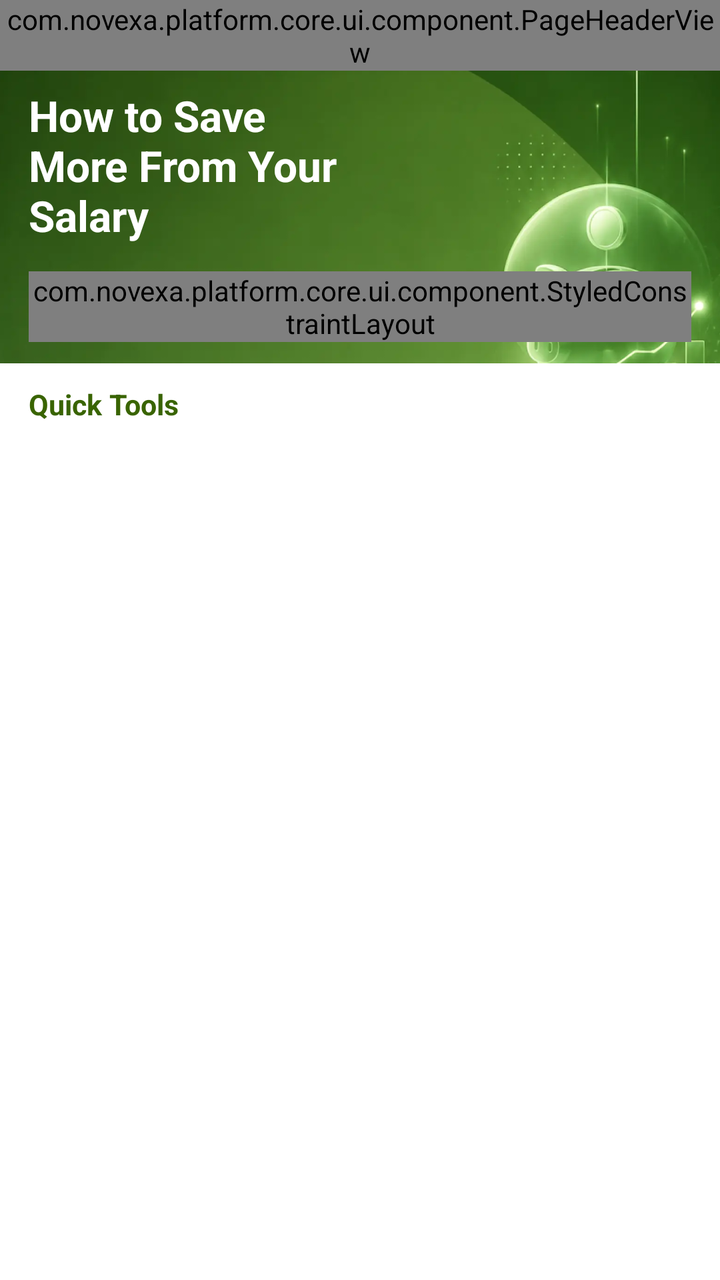
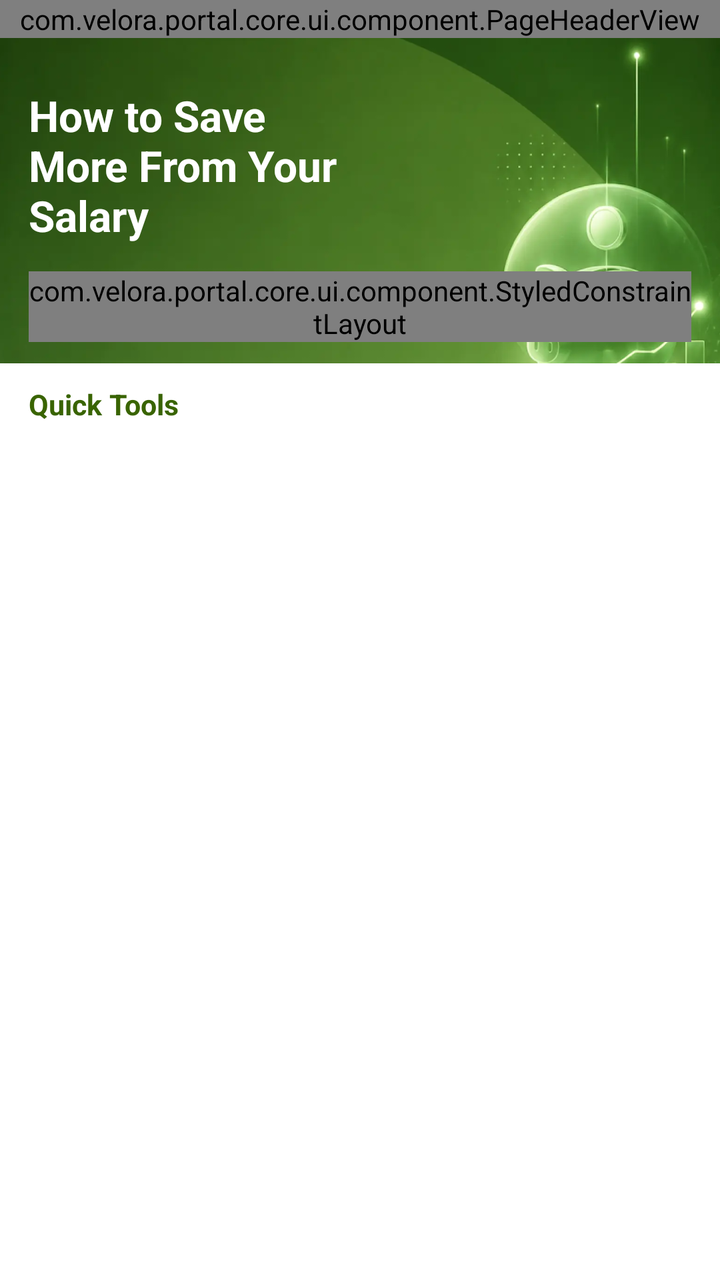

The first picture is an Android layout as it rendered before a commit; the second is the same layout after the commit. The layout source and the unified diff follow.
<!-- AndroidManifest.xml: application theme MyTheme -->
<!-- res/layout/activity_savings_tip_detail.xml -->
<?xml version="1.0" encoding="utf-8"?>
<androidx.constraintlayout.widget.ConstraintLayout xmlns:android="http://schemas.android.com/apk/res/android"
    xmlns:app="http://schemas.android.com/apk/res-auto"
    android:layout_width="match_parent"
    android:layout_height="match_parent"
    android:background="@color/page_bg_color1">

    <androidx.appcompat.widget.AppCompatImageView
        android:layout_width="0dp"
        android:layout_height="0dp"
        android:contentDescription="@null"
        android:scaleType="centerCrop"
        android:src="@mipmap/page_sava_detail_bg"
        app:layout_constraintBottom_toBottomOf="parent"
        app:layout_constraintEnd_toEndOf="parent"
        app:layout_constraintStart_toStartOf="parent"
        app:layout_constraintTop_toTopOf="parent" />

    <androidx.core.widget.NestedScrollView
        android:layout_width="0dp"
        android:layout_height="0dp"
        android:clipToPadding="false"
        android:fillViewport="true"
        android:overScrollMode="never"
        app:layout_constraintBottom_toBottomOf="parent"
        app:layout_constraintEnd_toEndOf="parent"
        app:layout_constraintStart_toStartOf="parent"
        app:layout_constraintTop_toTopOf="parent">

        <LinearLayout
            android:layout_width="match_parent"
            android:layout_height="match_parent"
            android:orientation="vertical">

            <FrameLayout
                android:id="@+id/detailHeader"
                android:layout_width="match_parent"
                android:layout_height="wrap_content"
                android:paddingBottom="@dimen/dp_16">

                <com.novexa.platform.core.ui.component.PageHeaderView
                    android:id="@+id/titleBar"
                    android:layout_width="match_parent"
                    android:layout_height="wrap_content"
                    app:fitStatusBar="false"
                    app:navigationIconColor="@color/text_inverse"
                    app:navigationMarginStart="@dimen/dp_0" />

                <TextView
                    android:layout_width="@dimen/dp_190"
                    android:layout_height="wrap_content"
                    android:layout_gravity="start|top"
                    android:layout_marginStart="@dimen/dp_16"
                    android:layout_marginTop="@dimen/dp_52"
                    android:gravity="top"
                    android:includeFontPadding="false"
                    android:minLines="2"
                    android:text="@string/calculator_tips_salary_title"
                    android:textColor="@color/text_inverse"
                    android:textSize="@dimen/sp_24"
                    android:textStyle="bold" />
            </FrameLayout>

            <com.novexa.platform.core.ui.component.StyledConstraintLayout
                android:layout_width="match_parent"
                android:layout_height="wrap_content"
                android:layout_marginHorizontal="@dimen/dp_16"
                app:radius="@dimen/dp_12"
                app:solidColor="@color/surface_primary">

                <LinearLayout
                    android:layout_width="0dp"
                    android:layout_height="wrap_content"
                    android:orientation="vertical"
                    android:padding="@dimen/dp_12"
                    app:layout_constraintEnd_toEndOf="parent"
                    app:layout_constraintStart_toStartOf="parent"
                    app:layout_constraintTop_toTopOf="parent">

                    <TextView
                        android:layout_width="match_parent"
                        android:layout_height="wrap_content"
                        android:includeFontPadding="false"
                        android:text="@string/calculator_savings_tip_updated"
                        android:textColor="@color/text_primary"
                        android:textSize="@dimen/sp_14"
                        android:textStyle="bold" />

                    <TextView
                        android:id="@+id/tvStartPlanTitle"
                        android:layout_width="match_parent"
                        android:layout_height="wrap_content"
                        android:layout_marginTop="@dimen/dp_10"
                        android:textColor="@color/text_primary"
                        android:textSize="@dimen/sp_12"
                        android:textStyle="bold" />

                    <TextView
                        android:layout_width="match_parent"
                        android:layout_height="wrap_content"
                        android:layout_marginTop="@dimen/dp_4"
                        android:lineSpacingExtra="@dimen/dp_2"
                        android:text="@string/calculator_savings_tip_start_description"
                        android:textColor="@color/text_secondary"
                        android:textSize="@dimen/sp_11" />

                    <TextView
                        android:id="@+id/tvSaveFirstTitle"
                        android:layout_width="match_parent"
                        android:layout_height="wrap_content"
                        android:layout_marginTop="@dimen/dp_12"
                        android:textColor="@color/text_primary"
                        android:textSize="@dimen/sp_12"
                        android:textStyle="bold" />

                    <TextView
                        android:layout_width="match_parent"
                        android:layout_height="wrap_content"
                        android:layout_marginTop="@dimen/dp_4"
                        android:lineSpacingExtra="@dimen/dp_2"
                        android:text="@string/calculator_savings_tip_save_first_description"
                        android:textColor="@color/text_secondary"
                        android:textSize="@dimen/sp_11" />

                    <TextView
                        android:id="@+id/tvReduceExpensesTitle"
                        android:layout_width="match_parent"
                        android:layout_height="wrap_content"
                        android:layout_marginTop="@dimen/dp_12"
                        android:textColor="@color/text_primary"
                        android:textSize="@dimen/sp_12"
                        android:textStyle="bold" />

                    <TextView
                        android:layout_width="match_parent"
                        android:layout_height="wrap_content"
                        android:layout_marginTop="@dimen/dp_4"
                        android:lineSpacingExtra="@dimen/dp_2"
                        android:text="@string/calculator_savings_tip_reduce_description"
                        android:textColor="@color/text_secondary"
                        android:textSize="@dimen/sp_11" />

                    <TextView
                        android:id="@+id/tvSavingsGoalTitle"
                        android:layout_width="match_parent"
                        android:layout_height="wrap_content"
                        android:layout_marginTop="@dimen/dp_12"
                        android:textColor="@color/text_primary"
                        android:textSize="@dimen/sp_12"
                        android:textStyle="bold" />

                    <TextView
                        android:layout_width="match_parent"
                        android:layout_height="wrap_content"
                        android:layout_marginTop="@dimen/dp_4"
                        android:lineSpacingExtra="@dimen/dp_2"
                        android:text="@string/calculator_savings_tip_goal_description"
                        android:textColor="@color/text_secondary"
                        android:textSize="@dimen/sp_11" />
                </LinearLayout>
            </com.novexa.platform.core.ui.component.StyledConstraintLayout>

            <LinearLayout
                android:layout_width="match_parent"
                android:layout_height="0dp"
                android:layout_marginTop="@dimen/dp_12"
                android:background="@color/surface_primary"
                android:minHeight="@dimen/dp_112"
                android:orientation="vertical"
                android:paddingStart="@dimen/dp_16"
                android:paddingTop="@dimen/dp_12"
                android:paddingEnd="@dimen/dp_16"
                android:paddingBottom="@dimen/dp_24"
                android:layout_weight="1">

                <include
                    android:id="@+id/quickTools"
                    layout="@layout/view_calculation_quick_tools"
                    android:layout_width="match_parent"
                    android:layout_height="wrap_content" />
            </LinearLayout>
        </LinearLayout>
    </androidx.core.widget.NestedScrollView>
</androidx.constraintlayout.widget.ConstraintLayout>
<!-- res/layout/view_calculation_quick_tools.xml (included above) -->
<?xml version="1.0" encoding="utf-8"?>
<LinearLayout xmlns:android="http://schemas.android.com/apk/res/android"
    android:layout_width="match_parent"
    android:layout_height="wrap_content"
    android:orientation="vertical">

    <TextView
        android:layout_width="match_parent"
        android:layout_height="wrap_content"
        android:text="@string/calculator_quick_tools"
        android:textColor="@color/brand_primary"
        android:textSize="@dimen/sp_16"
        android:textStyle="bold" />

    <LinearLayout
        android:layout_width="match_parent"
        android:layout_height="wrap_content"
        android:layout_marginTop="@dimen/dp_10"
        android:gravity="center"
        android:orientation="horizontal">

        <include
            android:id="@+id/toolSalary"
            layout="@layout/item_calculation_quick_tool"
            android:layout_width="0dp"
            android:layout_height="wrap_content"
            android:layout_weight="1" />

        <include
            android:id="@+id/toolOvertime"
            layout="@layout/item_calculation_quick_tool"
            android:layout_width="0dp"
            android:layout_height="wrap_content"
            android:layout_weight="1" />

        <include
            android:id="@+id/toolWorkHours"
            layout="@layout/item_calculation_quick_tool"
            android:layout_width="0dp"
            android:layout_height="wrap_content"
            android:layout_weight="1" />

        <include
            android:id="@+id/toolTax"
            layout="@layout/item_calculation_quick_tool"
            android:layout_width="0dp"
            android:layout_height="wrap_content"
            android:layout_weight="1" />
    </LinearLayout>
</LinearLayout>
<!-- res/layout/item_calculation_quick_tool.xml (included above) -->
<?xml version="1.0" encoding="utf-8"?>
<LinearLayout xmlns:android="http://schemas.android.com/apk/res/android"
    android:layout_width="match_parent"
    android:layout_height="wrap_content"
    android:gravity="center_horizontal"
    android:orientation="vertical">

    <androidx.appcompat.widget.AppCompatImageView
        android:id="@+id/ivToolIcon"
        android:layout_width="@dimen/dp_47"
        android:layout_height="@dimen/dp_47"
        android:contentDescription="@null"
        android:scaleType="centerInside" />

    <TextView
        android:id="@+id/tvToolName"
        android:layout_width="match_parent"
        android:layout_height="wrap_content"
        android:layout_marginTop="@dimen/dp_2"
        android:gravity="center"
        android:lines="2"
        android:textColor="@color/text_secondary"
        android:textSize="@dimen/sp_12" />
</LinearLayout>
<!-- resources referenced by this layout -->
<resources>
  <color name="brand_primary">#396401</color>
  <color name="page_bg_color1">#FBF5EE</color>
  <color name="surface_primary">#FFFFFFFF</color>
  <color name="text_inverse">#FFFFFFFF</color>
  <color name="text_primary">#111827</color>
  <color name="text_secondary">#6D7280</color>
  <dimen name="dp_0">0dp</dimen>
  <dimen name="dp_10">10dp</dimen>
  <dimen name="dp_112">112dp</dimen>
  <dimen name="dp_12">12dp</dimen>
  <dimen name="dp_16">16dp</dimen>
  <dimen name="dp_190">190dp</dimen>
  <dimen name="dp_2">2dp</dimen>
  <dimen name="dp_24">24dp</dimen>
  <dimen name="dp_4">4dp</dimen>
  <dimen name="dp_47">47dp</dimen>
  <dimen name="dp_52">52dp</dimen>
  <dimen name="sp_11">11sp</dimen>
  <dimen name="sp_12">12sp</dimen>
  <dimen name="sp_14">14sp</dimen>
  <dimen name="sp_16">16sp</dimen>
  <dimen name="sp_24">24sp</dimen>
  <!-- mipmap page_sava_detail_bg: webp bitmap (mipmap-xxxhdpi, 32196 bytes) -->
  <string name="calculator_quick_tools">Quick Tools</string>
  <string name="calculator_savings_tip_goal_description">A clear goal can help you stay motivated. Whether you are saving for emergencies, personal goals, or future plans, tracking your progress makes saving easier.</string>
  <string name="calculator_savings_tip_reduce_description">Review your monthly spending and identify expenses that are not essential. Small changes, such as reducing unnecessary purchases, can help you save more over time.</string>
  <string name="calculator_savings_tip_save_first_description">Instead of saving what is left after spending, try saving first when you receive your salary. Even a small amount regularly can help you build a stronger financial habit.</string>
  <string name="calculator_savings_tip_start_description">Saving money becomes easier when you have a clear plan. Before spending your salary, decide how much you want to save each month and fit it into your budget.</string>
  <string name="calculator_savings_tip_updated">Updated Jul 2026</string>
  <string name="calculator_tips_salary_title">How to Save More From Your Salary</string>
  <style name="MyTheme" parent="Theme.MaterialComponents.DayNight.NoActionBar">
          <item name="android:windowBackground">@color/surface_primary</item>
          <item name="android:statusBarColor">@color/surface_primary</item>
          <item name="android:navigationBarColor">@color/surface_primary</item>
          <item name="android:windowTranslucentStatus">false</item>
          <item name="android:windowTranslucentNavigation">false</item>
          <item name="editTextStyle">@style/AppEditTextStyle</item>
          <item name="android:editTextStyle">@style/AppEditTextStyle</item>
      </style>
  <style name="AppEditTextStyle" parent="@style/Widget.AppCompat.EditText">
          <item name="android:textCursorDrawable">@drawable/input_cursor_color_7087f8</item>
      </style>
  <!-- drawable input_cursor_color_7087f8 (drawable) -->
  <?xml version="1.0" encoding="utf-8"?>
  <shape xmlns:android="http://schemas.android.com/apk/res/android">
      <size android:width="@dimen/dp_2" />
      <solid android:color="@color/brand_primary" />
  </shape>
</resources>

<!-- the commit's change to res/layout/activity_savings_tip_detail.xml (unified diff, before → after) -->
@@ -38,7 +38,7 @@
                 android:layout_height="wrap_content"
                 android:paddingBottom="@dimen/dp_16">
 
-                <com.novexa.platform.core.ui.component.PageHeaderView
+                <com.velora.portal.core.ui.component.PageHeaderView
                     android:id="@+id/titleBar"
                     android:layout_width="match_parent"
                     android:layout_height="wrap_content"
@@ -61,7 +61,7 @@
                     android:textStyle="bold" />
             </FrameLayout>
 
-            <com.novexa.platform.core.ui.component.StyledConstraintLayout
+            <com.velora.portal.core.ui.component.StyledConstraintLayout
                 android:layout_width="match_parent"
                 android:layout_height="wrap_content"
                 android:layout_marginHorizontal="@dimen/dp_16"
@@ -158,7 +158,7 @@
                         android:textColor="@color/text_secondary"
                         android:textSize="@dimen/sp_11" />
                 </LinearLayout>
-            </com.novexa.platform.core.ui.component.StyledConstraintLayout>
+            </com.velora.portal.core.ui.component.StyledConstraintLayout>
 
             <LinearLayout
                 android:layout_width="match_parent"
